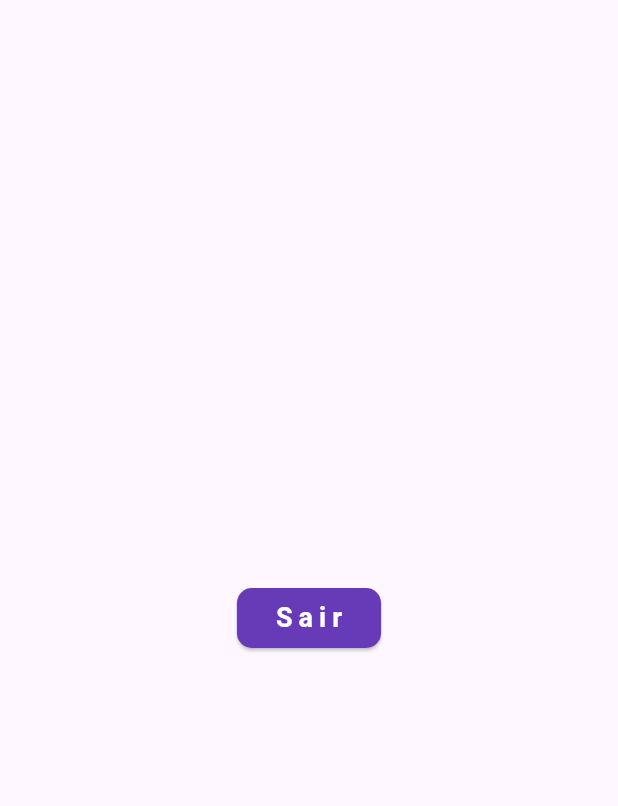
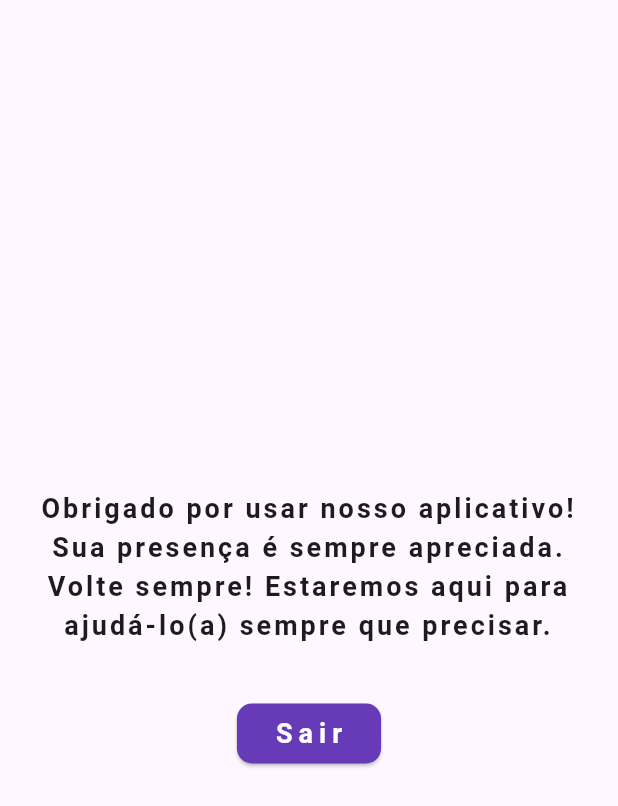
Before and after one commit to lucasdesena/ShopFusionVendedor, a Flutter app: the SairPage screen opened directly, on a phone screen of 412 x 824 dp. Shown: the top 806 px of the screen. Run offline on Flutter 3.47's test engine with Material 3 defaults, Android fonts, the phone set to English and light mode, and no system bars; our stand-ins replace cloud_firestore, firebase_auth, firebase_core, firebase_storage, flutter_dotenv, flutter_easyloading and 3 more; missing offline and left inert: country_state_city_picker_2, firebase_ui_auth; accounts and stored records are empty; network calls fail.

Commit message:
Adicionando mensagem na SairPage, excluindo página de editar e pequenos ajustes

```diff
--- a/lib/vendedor/views/pages/interior_pages/conversa_detalhe.page.dart
+++ b/lib/vendedor/views/pages/interior_pages/conversa_detalhe.page.dart
@@ -31,6 +31,8 @@ class _ConversaDetalhePageState extends State<ConversaDetalhePage> {
   final FirebaseAuth _auth = FirebaseAuth.instance;
 
   late Stream<QuerySnapshot> chatStream;
+
+  String nome = '';
 
   @override
   void initState() {
--- a/lib/vendedor/views/pages/sair_page.dart
+++ b/lib/vendedor/views/pages/sair_page.dart
@@ -9,7 +9,23 @@ class SairPage extends StatelessWidget {
   Widget build(BuildContext context) {
     return Scaffold(
       body: Center(
-        child: ElevatedButton(
+        child: Column(
+          mainAxisAlignment: MainAxisAlignment.center,
+          children: [
+            const Padding(
+              padding: EdgeInsets.all(15),
+              child: Text(
+                'Obrigado por usar nosso aplicativo! Sua presença é sempre apreciada. Volte sempre! Estaremos aqui para ajudá-lo(a) sempre que precisar.',
+                textAlign: TextAlign.center,
+                style: TextStyle(
+                  fontSize: 18,
+                  fontWeight: FontWeight.bold,
+                  letterSpacing: 2,
+                ),
+              ),
+            ),
+            const SizedBox(height: 20),
+            ElevatedButton(
               onPressed: () async {
                 await _auth.signOut();
               },
@@ -23,6 +39,8 @@ class SairPage extends StatelessWidget {
                 ),
               ),
             ),
+          ],
+        ),
       ),
     );
   }
```
Also changed, not shown: lib/vendedor/views/pages/editar_page.dart (deleted, +0 -14 lines), lib/vendedor/views/pages/vendedor_main_page.dart (+1 -7 lines). Lines whose indentation alone changed are shown as unchanged.
